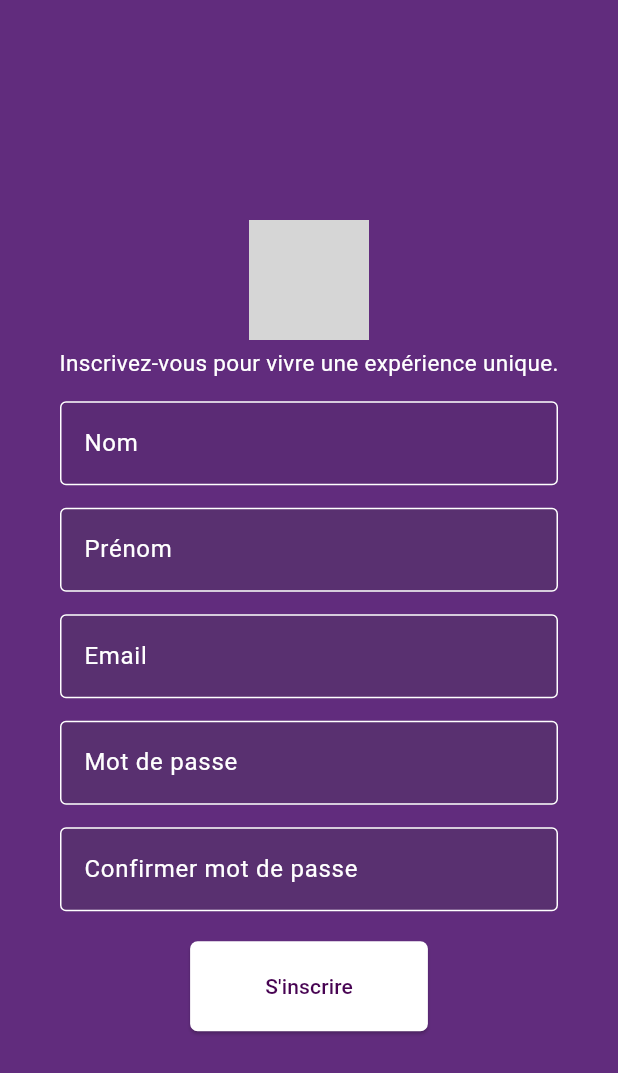
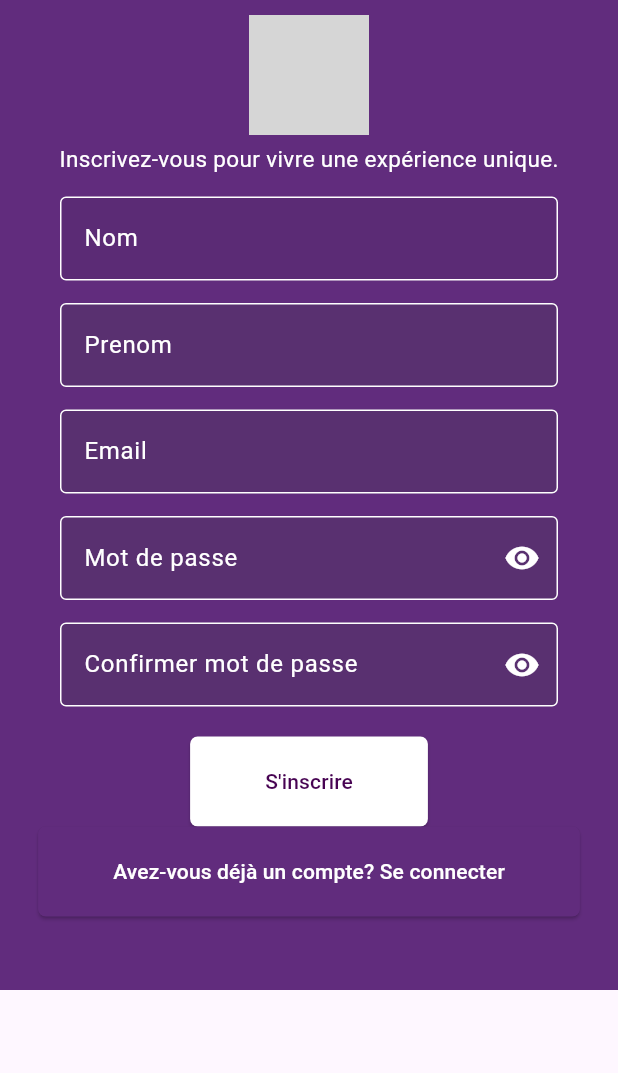
Before and after one commit to Rama49/Niefeko, a Flutter app: what inscription() shows on an empty page, opened directly, on a phone screen of 412 x 824 dp. Shown: the top 1073 px of the screen. Run offline on Flutter 3.47's test engine with Material 3 defaults, Android fonts, the phone set to English and light mode, and no system bars; our stand-ins replace carousel_slider, cloud_firestore, firebase_auth, firebase_core, fluttertoast; accounts and stored records are empty; grey boxes are pictures that could not be loaded.

```diff
--- a/lib/Pages/Inscription/inscription.dart
+++ b/lib/Pages/Inscription/inscription.dart
@@ -1,8 +1,9 @@
+import 'package:cloud_firestore/cloud_firestore.dart';
+import 'package:firebase_auth/firebase_auth.dart';
+import 'package:firebase_core/firebase_core.dart';
 import 'package:flutter/material.dart';
 import 'package:fluttertoast/fluttertoast.dart';
-import 'package:firebase_auth/firebase_auth.dart';
-import 'package:cloud_firestore/cloud_firestore.dart';
-import 'package:firebase_core/firebase_core.dart';
+import 'package:niefeko/Components/Carte/recherche/recherche.dart';
 import 'package:niefeko/Pages/Connexion/conexion.dart';
 import 'package:niefeko/Reutilisable/buttonReu.dart';
 
@@ -18,11 +19,15 @@ class _inscriptionState extends State<inscription> {
   final TextEditingController _prenomController = TextEditingController();
   final TextEditingController _emailController = TextEditingController();
   final TextEditingController _passwordController = TextEditingController();
-  final TextEditingController _confirmPasswordController = TextEditingController();
+  final TextEditingController _confirmPasswordController =
+      TextEditingController();
+  bool _passwordObscure = true;
+  bool _confirmPasswordObscure = true;
 
   @override
   void initState() {
     super.initState();
+    // Initialise Firebase ici
     Firebase.initializeApp().then((_) {
       print("Firebase initialisé avec succès !");
     }).catchError((error) {
@@ -32,14 +37,12 @@ class _inscriptionState extends State<inscription> {
 
   @override
   Widget build(BuildContext context) {
-    return Scaffold(
-      body: SingleChildScrollView(
+    return SingleChildScrollView(
       child: Container(
         color: Color(0xFF612C7D),
         child: Container(
-            height: MediaQuery.of(context).size.height,
+          height: 660,
           child: Column(
-              mainAxisAlignment: MainAxisAlignment.center,
             children: [
               SizedBox(
                 height: 10,
@@ -61,7 +64,8 @@ class _inscriptionState extends State<inscription> {
                 child: Column(
                   children: [
                     Padding(
-                        padding: const EdgeInsets.only(top: 10, left: 40, right: 40),
+                      padding:
+                          const EdgeInsets.only(top: 10, left: 40, right: 40),
                       child: TextFormField(
                         style: TextStyle(color: Colors.white),
                         controller: _nomController,
@@ -86,7 +90,8 @@ class _inscriptionState extends State<inscription> {
                       ),
                     ),
                     Padding(
-                        padding: const EdgeInsets.only(top: 15, left: 40, right: 40),
+                      padding:
+                          const EdgeInsets.only(top: 15, left: 40, right: 40),
                       child: TextFormField(
                         style: TextStyle(color: Colors.white),
                         controller: _prenomController,
@@ -97,7 +102,7 @@ class _inscriptionState extends State<inscription> {
                           return null;
                         },
                         decoration: InputDecoration(
-                            labelText: 'Prénom',
+                          labelText: 'Prenom',
                           labelStyle: TextStyle(color: Colors.white),
                           filled: true,
                           fillColor: Color(0xFF593070),
@@ -111,7 +116,8 @@ class _inscriptionState extends State<inscription> {
                       ),
                     ),
                     Padding(
-                        padding: const EdgeInsets.only(top: 15, left: 40, right: 40),
+                      padding:
+                          const EdgeInsets.only(top: 15, left: 40, right: 40),
                       child: TextFormField(
                         style: TextStyle(color: Colors.white),
                         controller: _emailController,
@@ -136,11 +142,12 @@ class _inscriptionState extends State<inscription> {
                       ),
                     ),
                     Padding(
-                        padding: const EdgeInsets.only(top: 15, left: 40, right: 40),
+                      padding:
+                          const EdgeInsets.only(top: 15, left: 40, right: 40),
                       child: TextFormField(
                         style: TextStyle(color: Colors.white),
                         controller: _passwordController,
-                          obscureText: true,
+                        obscureText: _passwordObscure,
                         validator: (value) {
                           if (value == null || value.isEmpty) {
                             return 'Veuillez entrer votre mot de passe';
@@ -158,15 +165,29 @@ class _inscriptionState extends State<inscription> {
                           focusedBorder: OutlineInputBorder(
                             borderSide: BorderSide(color: Colors.white),
                           ),
+                          suffixIcon: IconButton(
+                            icon: Icon(
+                              _passwordObscure
+                                  ? Icons.visibility
+                                  : Icons.visibility_off,
+                              color: Colors.white,
+                            ),
+                            onPressed: () {
+                              setState(() {
+                                _passwordObscure = !_passwordObscure;
+                              });
+                            },
+                          ),
                         ),
                       ),
                     ),
                     Padding(
-                        padding: const EdgeInsets.only(top: 15, left: 40, right: 40, bottom: 0),
+                      padding: const EdgeInsets.only(
+                          top: 15, left: 40, right: 40, bottom: 0),
                       child: TextFormField(
                         style: TextStyle(color: Colors.white),
                         controller: _confirmPasswordController,
-                          obscureText: true,
+                        obscureText: _confirmPasswordObscure,
                         validator: (value) {
                           if (value != _passwordController.text) {
                             return 'Les mots de passe ne correspondent pas';
@@ -184,6 +205,20 @@ class _inscriptionState extends State<inscription> {
                           focusedBorder: OutlineInputBorder(
                             borderSide: BorderSide(color: Colors.white),
                           ),
+                          suffixIcon: IconButton(
+                            icon: Icon(
+                              _confirmPasswordObscure
+                                  ? Icons.visibility
+                                  : Icons.visibility_off,
+                              color: Colors.white,
+                            ),
+                            onPressed: () {
+                              setState(() {
+                                _confirmPasswordObscure =
+                                    !_confirmPasswordObscure;
+                              });
+                            },
+                          ),
                         ),
                       ),
                     ),
@@ -193,33 +228,39 @@ class _inscriptionState extends State<inscription> {
                       onPressed: () async {
                         if (_formKey.currentState!.validate()) {
                           try {
-                              UserCredential userCredential = await FirebaseAuth.instance.createUserWithEmailAndPassword(
+                            UserCredential userCredential = await FirebaseAuth
+                                .instance
+                                .createUserWithEmailAndPassword(
                               email: _emailController.text,
                               password: _passwordController.text,
                             );
 
-                              await FirebaseFirestore.instance.collection('Inscription').doc(userCredential.user!.uid).set({
+                            await FirebaseFirestore.instance
+                                .collection('Inscription')
+                                .doc(userCredential.user!.uid)
+                                .set({
                               'nom': _nomController.text,
                               'prenom': _prenomController.text,
                               'email': _emailController.text,
                               'password': _passwordController.text,
-                                'confirmPassword': _confirmPasswordController.text,
+                              'confirmPassword':
+                                  _confirmPasswordController.text,
                             });
 
                             Fluttertoast.showToast(
                               msg: "Inscription réussie avec succès",
                               toastLength: Toast.LENGTH_SHORT,
                               gravity: ToastGravity.CENTER,
-                            timeInSecForIosWeb: 3, // Durée d'affichage de 3 secondes
+                              timeInSecForIosWeb: 3,
                               backgroundColor: Colors.white,
                               textColor: Colors.purple,
                               fontSize: 16.0,
                             );
                             Navigator.push(
                               context,
-                          MaterialPageRoute(builder: (context) => conexion()),
+                              MaterialPageRoute(
+                                  builder: (context) => connexion()),
                             );
-                          // Vider tous les champs du formulaire après l'inscription réussie
                             _nomController.clear();
                             _prenomController.clear();
                             _emailController.clear();
@@ -230,6 +271,25 @@ Navigator.push(
                           }
                         }
                       },
+                    ),
+                    ElevatedButton(
+                      onPressed: () {
+                        Navigator.push(
+                          context,
+                          MaterialPageRoute(builder: (context) => connexion()),
+                        );
+                      },
+                      style: ElevatedButton.styleFrom(
+                        backgroundColor: Color(0xFF612C7D),
+                        padding:
+                            EdgeInsets.symmetric(horizontal: 50, vertical: 20),
+                        shape: RoundedRectangleBorder(
+                            borderRadius: BorderRadius.circular(5)),
+                      ),
+                      child: Text(
+                        "Avez-vous déjà un compte? Se connecter",
+                        style: TextStyle(fontSize: 14, color: Colors.white),
+                      ),
                     ),
                   ],
                 ),
```
Also changed, not shown: lib/Pages/Connexion/conexion.dart (+50 -25 lines). Lines whose indentation alone changed are shown as unchanged.
